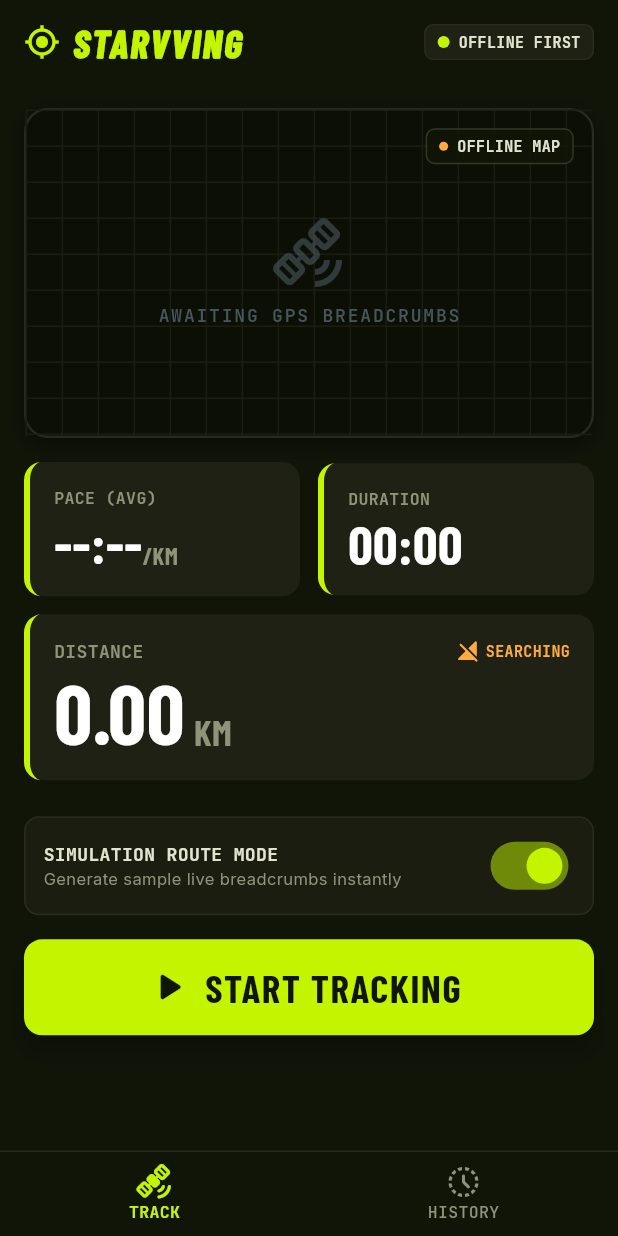
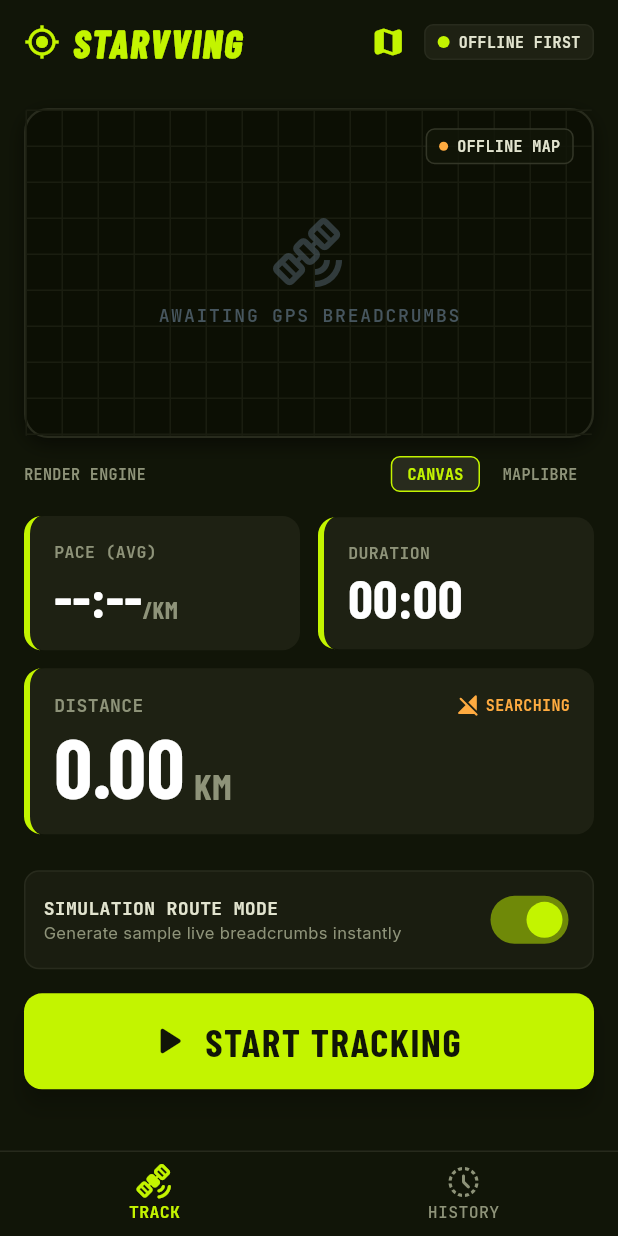
Before and after one commit to Ggwepq/starvving, a Flutter app: the screen it shows after launch, on a phone screen of 412 x 824 dp. Run offline on Flutter 3.47's test engine with Material 3 defaults, Android fonts, the light colour scheme and no system bars; our stand-ins replace geolocator, google_fonts, isar, share_plus; missing offline and left inert: gpx, maplibre_gl; accounts and stored records are empty; generated files the repository leaves out were written again.

Commit message:
feat: completed phase 2

```diff
--- a/lib/screens/home_screen.dart
+++ b/lib/screens/home_screen.dart
@@ -6,6 +6,8 @@ import '../services/database_service.dart';
 import '../services/tracking_service.dart';
 import '../widgets/route_map_view.dart';
 import 'activity_detail_screen.dart';
+import 'offline_maps_screen.dart';
+import '../widgets/live_maplibre_view.dart';
 
 class HomeScreen extends StatefulWidget {
   const HomeScreen({super.key});
@@ -20,6 +22,7 @@ class _HomeScreenState extends State<HomeScreen> {
   List<Activity> _activities = [];
   bool _isLoadingHistory = true;
   bool _simulationMode = true; // default true for immediate perfect demo
+  bool _useMaplibreEngine = false;
 
   @override
   void initState() {
@@ -61,6 +64,18 @@ class _HomeScreenState extends State<HomeScreen> {
           ],
         ),
         actions: [
+          IconButton(
+            icon: const Icon(Icons.map_rounded, color: Color(0xFFC3F400)),
+            tooltip: 'Manage Offline Map Regions',
+            onPressed: () {
+              Navigator.push(
+                context,
+                MaterialPageRoute(
+                  builder: (context) => const OfflineMapsScreen(),
+                ),
+              );
+            },
+          ),
           Container(
             margin: const EdgeInsets.only(right: 16),
             padding: const EdgeInsets.symmetric(horizontal: 8, vertical: 4),
@@ -153,7 +168,91 @@ class _HomeScreenState extends State<HomeScreen> {
             crossAxisAlignment: CrossAxisAlignment.start,
             children: [
               // Dynamic Map Overview Canvas
-              RouteMapView(points: tracker.currentRoute, height: 220),
+              if (_useMaplibreEngine)
+                LiveMaplibreView(points: tracker.currentRoute, height: 220)
+              else
+                RouteMapView(points: tracker.currentRoute, height: 220),
+              const SizedBox(height: 12),
+
+              // Map Engine Mode Selector
+              Row(
+                mainAxisAlignment: MainAxisAlignment.spaceBetween,
+                children: [
+                  Text(
+                    'RENDER ENGINE',
+                    style: GoogleFonts.jetBrainsMono(
+                      fontSize: 10,
+                      fontWeight: FontWeight.bold,
+                      color: const Color(0xFF8E9379),
+                    ),
+                  ),
+                  Row(
+                    children: [
+                      GestureDetector(
+                        onTap: () => setState(() => _useMaplibreEngine = false),
+                        child: Container(
+                          padding: const EdgeInsets.symmetric(
+                            horizontal: 10,
+                            vertical: 4,
+                          ),
+                          decoration: BoxDecoration(
+                            color: !_useMaplibreEngine
+                                ? const Color(0xFF282B1D)
+                                : Colors.transparent,
+                            borderRadius: BorderRadius.circular(6),
+                            border: Border.all(
+                              color: !_useMaplibreEngine
+                                  ? const Color(0xFFC3F400)
+                                  : Colors.transparent,
+                            ),
+                          ),
+                          child: Text(
+                            'CANVAS',
+                            style: GoogleFonts.jetBrainsMono(
+                              fontSize: 10,
+                              fontWeight: FontWeight.bold,
+                              color: !_useMaplibreEngine
+                                  ? const Color(0xFFC3F400)
+                                  : const Color(0xFF8E9379),
+                            ),
+                          ),
+                        ),
+                      ),
+                      const SizedBox(width: 4),
+                      GestureDetector(
+                        onTap: () => setState(() => _useMaplibreEngine = true),
+                        child: Container(
+                          padding: const EdgeInsets.symmetric(
+                            horizontal: 10,
+                            vertical: 4,
+                          ),
+                          decoration: BoxDecoration(
+                            color: _useMaplibreEngine
+                                ? const Color(0xFF282B1D)
+                                : Colors.transparent,
+                            borderRadius: BorderRadius.circular(6),
+                            border: Border.all(
+                              color: _useMaplibreEngine
+                                  ? const Color(0xFFC3F400)
+                                  : Colors.transparent,
+                            ),
+                          ),
+                          child: Text(
+                            'MAPLIBRE',
+                            style: GoogleFonts.jetBrainsMono(
+                              fontSize: 10,
+                              fontWeight: FontWeight.bold,
+                              color: _useMaplibreEngine
+                                  ? const Color(0xFFC3F400)
+                                  : const Color(0xFF8E9379),
+                            ),
+                          ),
+                        ),
+                      ),
+                    ],
+                  ),
+                ],
+              ),
               const SizedBox(height: 16),
 
               // Modular Metric Grid View
--- a/pubspec.yaml
+++ b/pubspec.yaml
@@ -44,6 +44,7 @@ dependencies:
   share_plus: ^13.1.0
   google_fonts: ^8.1.0
   provider: ^6.1.5+1
+  maplibre_gl: ^0.26.0
 
 dev_dependencies:
   flutter_test:
```
Also changed, not shown: lib/screens/offline_maps_screen.dart (added, +318 -0 lines), lib/services/map_download_service.dart (added, +140 -0 lines), lib/services/tracking_service.dart (+15 -0 lines), lib/widgets/live_maplibre_view.dart (added, +163 -0 lines), pubspec.lock.
